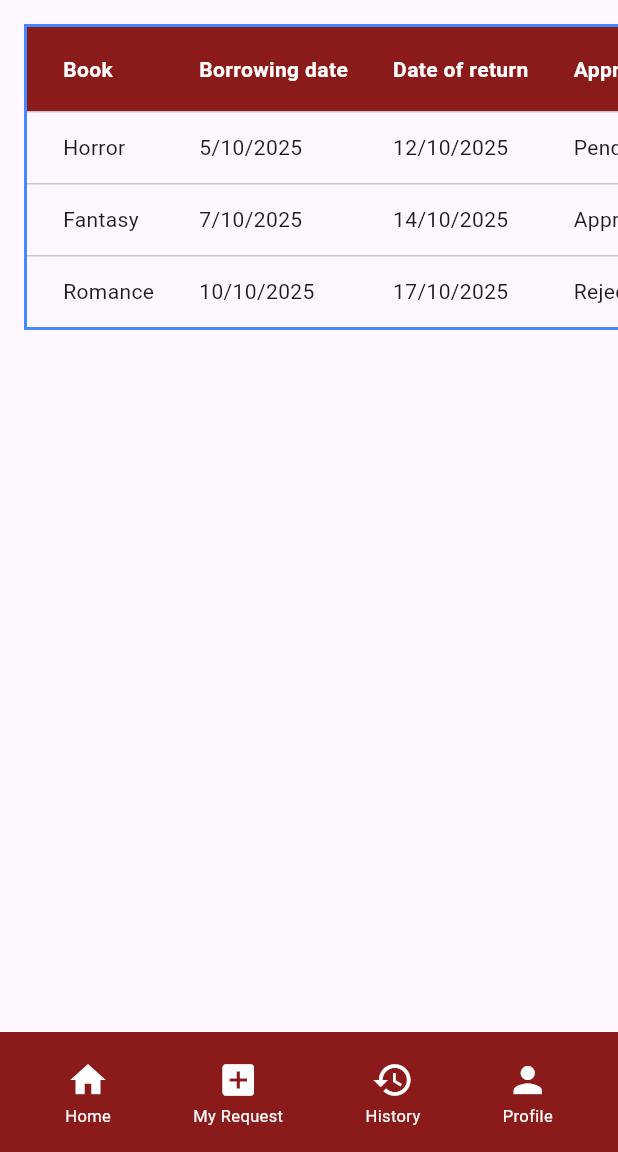
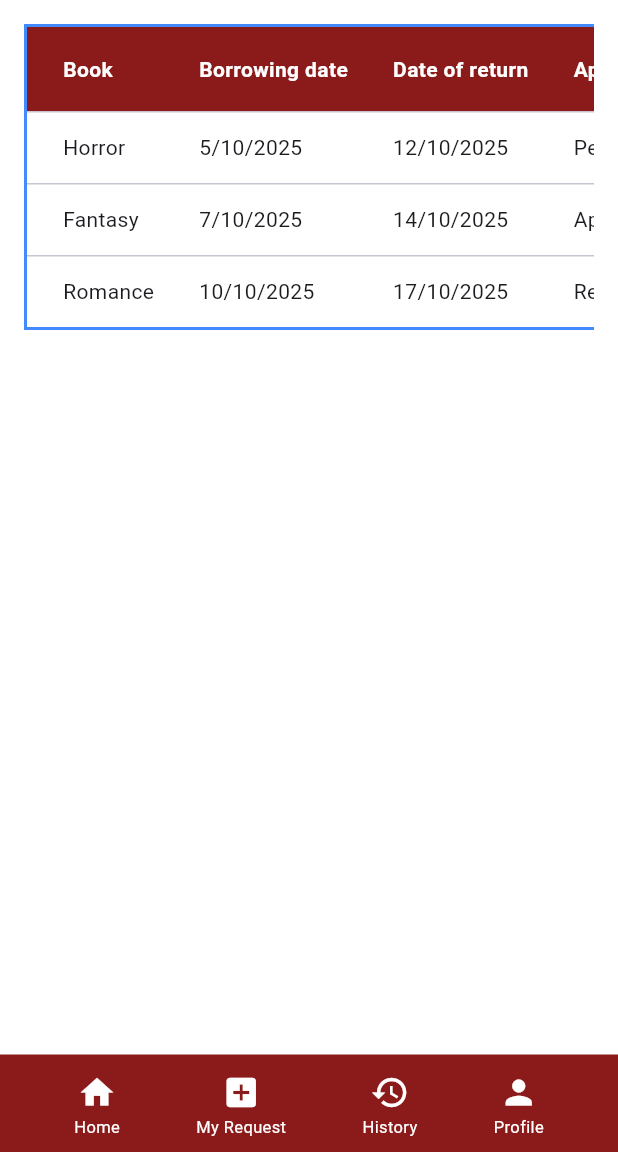
Before and after one commit to 6631501048/projectmobile_g9, a Flutter app: the StudentHistory screen opened directly, on a phone screen of 412 x 824 dp, the part 84-1236 px from its top. Run offline on Flutter 3.47's test engine with Material 3 defaults, Android fonts, the phone set to English and light mode, and no system bars.

Commit message:
historyall

```diff
--- a/lib/Student/student_history.dart
+++ b/lib/Student/student_history.dart
@@ -13,6 +13,9 @@ class StudentHistory extends StatelessWidget {
   @override
   Widget build(BuildContext context) {
     return Scaffold(
+      resizeToAvoidBottomInset: false, // กันข้อความล้นขอบจอ
+      backgroundColor: Colors.white,
+
       appBar: AppBar(
         backgroundColor: const Color(0xFF8B1A1A),
         title: const Text(
@@ -30,20 +33,22 @@ class StudentHistory extends StatelessWidget {
         ),
       ),
 
-      body: SingleChildScrollView(
-        scrollDirection: Axis.vertical,
-        child: SingleChildScrollView(
-          scrollDirection: Axis.horizontal, // ✅ แก้ overflow ด้านข้าง
+      body: SafeArea(
         child: Padding(
           padding: const EdgeInsets.all(16),
+          child: SingleChildScrollView(
+            scrollDirection: Axis.horizontal,
+            child: ConstrainedBox(
+              constraints: BoxConstraints(minWidth: MediaQuery.of(context).size.width),
+              child: SingleChildScrollView(
+                scrollDirection: Axis.vertical,
                 child: Container(
                   decoration: BoxDecoration(
                     border: Border.all(color: Colors.blueAccent, width: 2),
                   ),
                   child: DataTable(
-                columnSpacing: 30, // ✅ ปรับระยะห่างคอลัมน์
-                headingRowColor:
-                    WidgetStateProperty.all(const Color(0xFF8B1A1A)),
+                    columnSpacing: 30,
+                    headingRowColor: MaterialStateProperty.all(const Color(0xFF8B1A1A)),
                     headingTextStyle: const TextStyle(
                       color: Colors.white,
                       fontWeight: FontWeight.bold,
@@ -79,11 +84,15 @@ class StudentHistory extends StatelessWidget {
               ),
             ),
           ),
+        ),
+      ),
 
-      bottomNavigationBar: BottomAppBar(
+      bottomNavigationBar: SafeArea(
+        child: BottomAppBar(
           color: const Color(0xFF8B1A1A),
+          height: 65, // ปรับให้พอดี ไม่ชนขอบ
           child: Padding(
-          padding: const EdgeInsets.symmetric(vertical: 6), // ✅ แก้ overflow ล่าง
+            padding: const EdgeInsets.symmetric(horizontal: 8),
             child: Row(
               mainAxisAlignment: MainAxisAlignment.spaceAround,
               children: const [
@@ -92,6 +101,7 @@ class StudentHistory extends StatelessWidget {
                 NavItem(icon: Icons.history, label: 'History'),
                 NavItem(icon: Icons.person, label: 'Profile'),
               ],
+            ),
           ),
         ),
       ),
@@ -110,7 +120,7 @@ class NavItem extends StatelessWidget {
     return Column(
       mainAxisSize: MainAxisSize.min,
       children: [
-        Icon(icon, color: Colors.white, size: 28),
+        Icon(icon, color: Colors.white, size: 26),
         const SizedBox(height: 2),
         Text(
           label,
--- a/lib/main.dart
+++ b/lib/main.dart
@@ -5,12 +5,12 @@ import 'package:projectmobile_g9/Student/student_history.dart';
 
 
 void main() {
-  // runApp(MaterialApp(debugShowCheckedModeBanner: false,
-  // home: StudentHistory()
+  runApp(MaterialApp(debugShowCheckedModeBanner: false,
+  home: StudentHistory()
+  ));
+  //  runApp(MaterialApp(debugShowCheckedModeBanner: false,
+  // home: StaffHistory()
   // ));
-   runApp(MaterialApp(debugShowCheckedModeBanner: false,
-  home: StaffHistory()
-  ));
   //   runApp(MaterialApp(debugShowCheckedModeBanner: false,
   // home: Lecthistory()
   // ));
```
Lines whose indentation alone changed are shown as unchanged.
